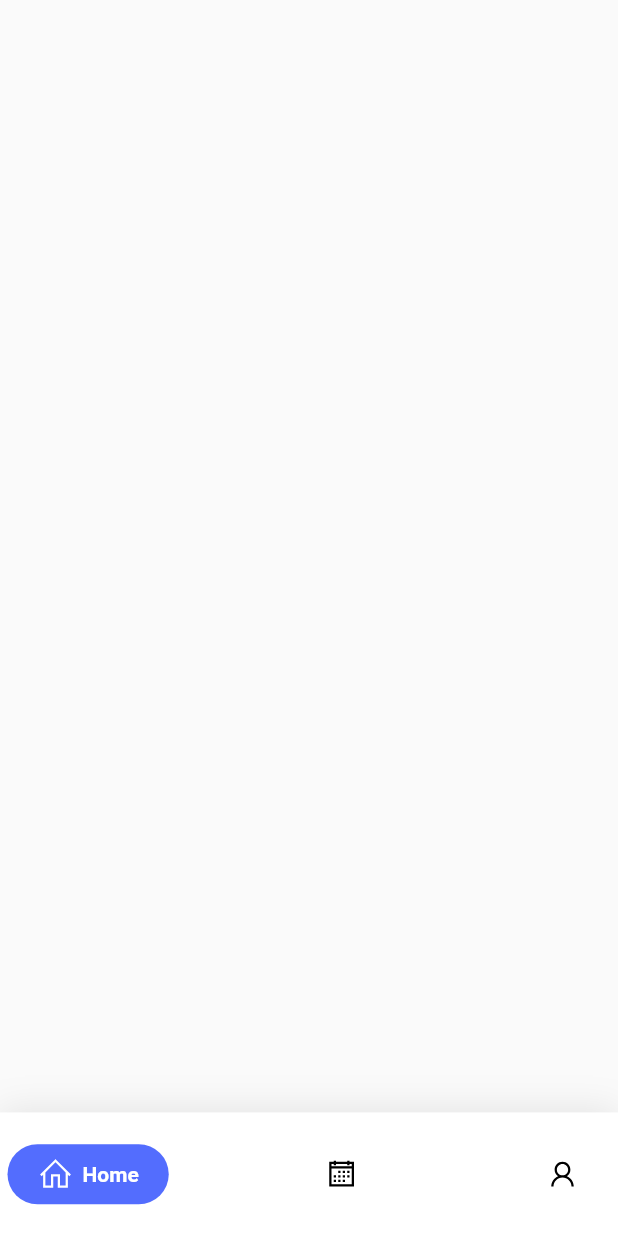
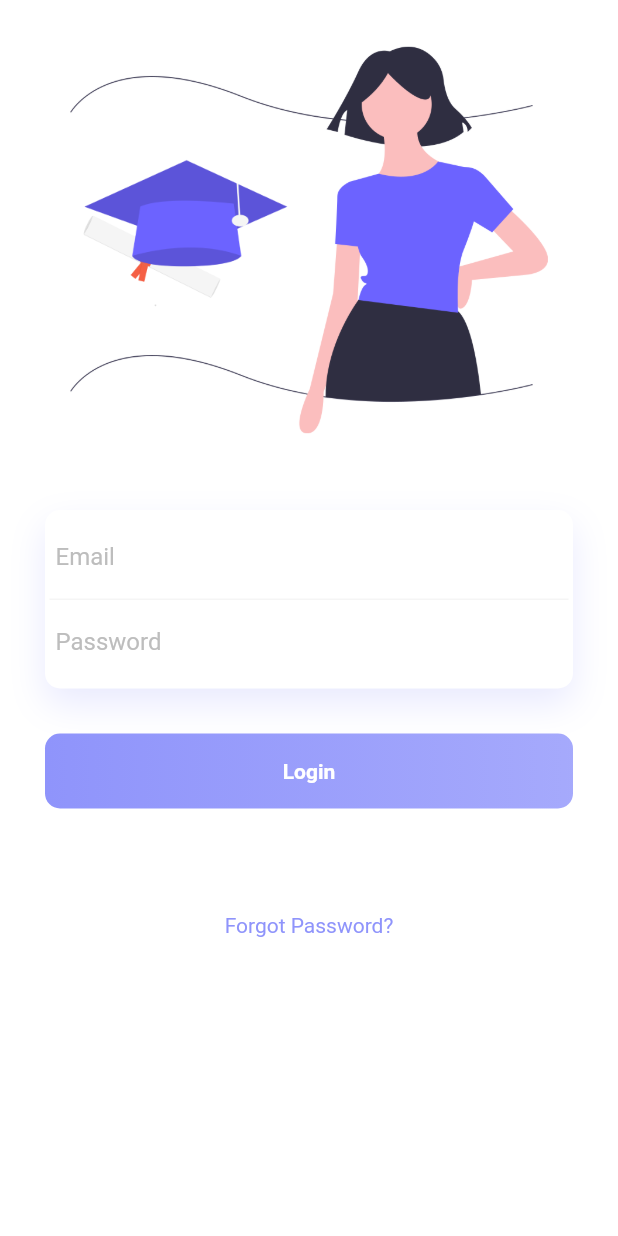
Before and after one commit to stonecoldanmol/COURSERx, a Flutter app: the screen it shows after launch, on a phone screen of 412 x 824 dp. Run offline on Flutter 3.47's test engine with Material 2 defaults, Android fonts, the light colour scheme and no system bars; drawn by our look-alikes of google_nav_bar; our stand-ins replace bloc, equatable, firebase_auth, flutter_bloc, google_sign_in, line_icons and 1 more; accounts and stored records are empty.

Commit message:
Blocs Created
Co-authored-by: Sahil <smart.is.sahil.kumar@gmail.com>

```diff
--- /dev/null
+++ b/lib/Animation/FadeAnimation.dart
@@ -0,0 +1,32 @@
+import 'package:flutter/material.dart';
+import 'package:simple_animations/simple_animations.dart';
+
+class FadeAnimation extends StatelessWidget {
+  final double delay;
+  final Widget child;
+
+  FadeAnimation(this.delay, this.child);
+
+  @override
+  Widget build(BuildContext context) {
+    final tween = MultiTrackTween([
+      Track("opacity")
+          .add(Duration(milliseconds: 500), Tween(begin: 0.0, end: 1.0)),
+      Track("translateY").add(
+          Duration(seconds: 1), Tween(begin: -40.0, end: 0.0),
+          curve: Curves.easeInOutExpo)
+    ]);
+
+    return ControlledAnimation(
+      delay: Duration(milliseconds: (500 * delay).round()),
+      duration: tween.duration,
+      tween: tween,
+      child: child,
+      builderWithChild: (context, child, animation) => Opacity(
+        opacity: animation["opacity"],
+        child: Transform.translate(
+            offset: Offset(0, animation["translateY"]), child: child),
+      ),
+    );
+  }
+}
--- /dev/null
+++ b/lib/Repositories/user_repository.dart
@@ -0,0 +1,51 @@
+import 'package:firebase_auth/firebase_auth.dart';
+import 'package:flutter/cupertino.dart';
+import 'package:google_sign_in/google_sign_in.dart';
+import 'dart:async';
+
+class UserRepository {
+  final FirebaseAuth _firebaseAuth;
+  final GoogleSignIn _googleSignIn;
+
+  UserRepository({FirebaseAuth firebaseAuth, GoogleSignIn googleSignIn})
+      : _firebaseAuth = firebaseAuth ?? FirebaseAuth.instance,
+        _googleSignIn = googleSignIn ?? GoogleSignIn();
+
+  //Sign in with google
+  Future<FirebaseUser> signInWithGoogle() async {
+    final GoogleSignInAccount googleUer = await _googleSignIn.signIn();
+    final GoogleSignInAuthentication googleAuth =
+        await googleUer.authentication;
+    final AuthCredential credential = GoogleAuthProvider.getCredential(
+        idToken: googleAuth.idToken, accessToken: googleAuth.accessToken);
+
+    await _firebaseAuth.signInWithCredential(credential);
+    return _firebaseAuth.currentUser();
+  }
+
+  //Sign in with credentials
+  Future<void> signInWithCredentials(
+      {@required String email, @required String password}) {
+    return _firebaseAuth.signInWithEmailAndPassword(
+        email: email, password: password);
+  }
+
+  Future<void> signUp(
+      {@required String email, @required String password}) async {
+    return await _firebaseAuth.createUserWithEmailAndPassword(
+        email: email, password: password);
+  }
+
+  Future<void> signOut() async {
+    return Future.wait([_firebaseAuth.signOut(), _googleSignIn.signOut()]);
+  }
+
+  Future<bool> isSignedIn() async {
+    final currentUser = await _firebaseAuth.currentUser();
+    return currentUser != null;
+  }
+
+  Future<String> getUser() async {
+    return (await _firebaseAuth.currentUser()).email;
+  }
+}
--- a/lib/main.dart
+++ b/lib/main.dart
@@ -1,25 +1,19 @@
+import 'package:coursesapp/Repositories/user_repository.dart';
+import 'package:coursesapp/screens/loginscreen/login_screen.dart';
 import 'package:coursesapp/navbar/ProfileHome.dart';
 import 'package:coursesapp/navbar/SizeConfig.dart';
+import 'package:coursesapp/screens/loginscreen/bloc/login_bloc_bloc.dart';
 import 'package:flutter/material.dart';
-void main() => runApp(MyApp());
+import 'package:flutter_bloc/flutter_bloc.dart';
 
-class MyApp extends StatelessWidget {
-  // This widget is the root of your application.
-  @override
-  Widget build(BuildContext context) {
-    return LayoutBuilder(
-      builder: (context, constraints) {
-        return OrientationBuilder(
-          builder: (context, orientation) {
-            SizeConfig().init(constraints, orientation);
-            return MaterialApp(
-              debugShowCheckedModeBanner: false,
-              title: 'HomeScreen App',
-              home: ProfileHome(),
-            );
-          },
-        );
-      },
-    );
-  }
+void main() {
+  WidgetsFlutterBinding.ensureInitialized();
+  final UserRepository userRepository = UserRepository();
+  runApp(BlocProvider<LoginBlocBloc>(
+    create: (context) =>
+        LoginBlocBloc(userRepository: userRepository)..add(LoginStarted()),
+    child: LoginScreen(
+      userRepository: userRepository,
+    ),
+  ));
 }
--- /dev/null
+++ b/lib/screens/loginscreen/bloc/login_bloc_bloc.dart
@@ -0,0 +1,52 @@
+import 'dart:async';
+
+import 'package:bloc/bloc.dart';
+import 'package:coursesapp/Repositories/user_repository.dart';
+import 'package:equatable/equatable.dart';
+import 'package:flutter/cupertino.dart';
+import 'package:flutter/rendering.dart';
+
+part 'login_bloc_event.dart';
+part 'login_bloc_state.dart';
+
+class LoginBlocBloc extends Bloc<LoginBlocEvent, LoginBlocState> {
+  final UserRepository _userRepository;
+
+  LoginBlocBloc({@required UserRepository userRepository})
+      : assert(userRepository != null),
+        _userRepository = userRepository,
+        super(LoginBlocInitial());
+
+  @override
+  Stream<LoginBlocState> mapEventToState(
+    LoginBlocEvent event,
+  ) async* {
+    // TODO: implement mapEventToState
+    if (event is LoginStarted) {
+      yield* _mapLoginStartedToState();
+    } else if (event is LoggedIn) {
+      yield* _mapLoggedInToState();
+    } else if (event is LoggedOut) {
+      yield* _mapLoggedOutToState();
+    }
+  }
+
+  Stream<LoginBlocState> _mapLoginStartedToState() async* {
+    final isSignedIn = await _userRepository.isSignedIn();
+    if (isSignedIn) {
+      final name = await _userRepository.getUser();
+      yield LoginSuccess(displayName: name);
+    } else {
+      yield LoginFailure();
+    }
+  }
+
+  Stream<LoginBlocState> _mapLoggedInToState() async* {
+    yield LoginSuccess(displayName: await _userRepository.getUser());
+  }
+
+  Stream<LoginBlocState> _mapLoggedOutToState() async* {
+    yield LoginFailure();
+    _userRepository.signOut();
+  }
+}
--- /dev/null
+++ b/lib/screens/loginscreen/bloc/login_bloc_event.dart
@@ -0,0 +1,14 @@
+part of 'login_bloc_bloc.dart';
+
+abstract class LoginBlocEvent extends Equatable {
+  const LoginBlocEvent();
+
+  @override
+  List<Object> get props => [];
+}
+
+class LoginStarted extends LoginBlocEvent {}
+
+class LoggedIn extends LoginBlocEvent {}
+
+class LoggedOut extends LoginBlocEvent {}
--- /dev/null
+++ b/lib/screens/loginscreen/bloc/login_bloc_state.dart
@@ -0,0 +1,29 @@
+part of 'login_bloc_bloc.dart';
+
+abstract class LoginBlocState extends Equatable {
+  const LoginBlocState();
+
+  @override
+  List<Object> get props => [];
+}
+
+class LoginBlocInitial extends LoginBlocState {
+  @override
+  List<Object> get props => [];
+}
+
+class LoginSuccess extends LoginBlocState {
+  final String displayName;
+
+  const LoginSuccess({this.displayName});
+
+  @override
+  List<Object> get props => [displayName];
+
+  @override
+  String toString() {
+    return 'AuthenticationSuccess { displayName: $displayName}';
+  }
+}
+
+class LoginFailure extends LoginBlocState {}
--- /dev/null
+++ b/lib/screens/loginscreen/login_screen.dart
@@ -0,0 +1,159 @@
+import 'package:coursesapp/Repositories/user_repository.dart';
+import 'package:coursesapp/screens/loginscreen/bloc/login_bloc_bloc.dart';
+import 'package:flutter_bloc/flutter_bloc.dart';
+
+import '../../Animation/FadeAnimation.dart';
+import 'package:flutter/material.dart';
+
+class LoginScreen extends StatelessWidget {
+  final UserRepository _userRepository;
+
+  LoginScreen({Key key, @required UserRepository userRepository})
+      : assert(userRepository != null),
+        _userRepository = userRepository,
+        super(key: key);
+
+  @override
+  Widget build(BuildContext context) {
+    return MaterialApp(
+      home: BlocBuilder<LoginBlocBloc, LoginBlocState>(
+        builder: (context, state) => SafeArea(
+          child: Scaffold(
+              backgroundColor: Colors.white,
+              body: SingleChildScrollView(
+                child: Container(
+                  child: Column(
+                    children: <Widget>[
+                      Container(
+                        height: 320,
+                        decoration: BoxDecoration(
+                            image: DecorationImage(
+                                image: AssetImage(
+                                    'assets/images/edu_background_2.png'),
+                                fit: BoxFit.fill)),
+                        child: Stack(
+                          children: <Widget>[
+                            Positioned(
+                              left: 30,
+                              width: 200,
+                              height: 300,
+                              child: FadeAnimation(
+                                  1.6,
+                                  Container(
+                                    decoration: BoxDecoration(
+                                        image: DecorationImage(
+                                            image: AssetImage(
+                                                'assets/images/degree.png'))),
+                                  )),
+                            ),
+                            // Positioned(
+                            //   child: FadeAnimation(
+                            //       1.6,
+                            //       Container(
+                            //         margin: EdgeInsets.only(top:310),
+                            //         child: Center(
+                            //           child: Text(
+                            //             "LOGIN",
+                            //             style: TextStyle(
+                            //                 color: Colors.purple[900],
+                            //                 fontSize: 35,
+                            //                 fontWeight: FontWeight.bold),
+                            //           ),
+                            //         ),
+                            //       )),
+                            // )
+                          ],
+                        ),
+                      ),
+                      Padding(
+                        padding:
+                            EdgeInsets.symmetric(vertical: 20, horizontal: 30),
+                        child: Column(
+                          children: <Widget>[
+                            FadeAnimation(
+                                1.8,
+                                Container(
+                                  padding: EdgeInsets.all(3),
+                                  decoration: BoxDecoration(
+                                      color: Colors.white,
+                                      borderRadius: BorderRadius.circular(10),
+                                      boxShadow: [
+                                        BoxShadow(
+                                            color: Color.fromRGBO(
+                                                143, 148, 251, .2),
+                                            blurRadius: 20.0,
+                                            offset: Offset(0, 10))
+                                      ]),
+                                  child: Column(
+                                    children: <Widget>[
+                                      Container(
+                                        padding: EdgeInsets.all(4.0),
+                                        decoration: BoxDecoration(
+                                            border: Border(
+                                                bottom: BorderSide(
+                                                    color: Colors.grey[100]))),
+                                        child: TextField(
+                                          decoration: InputDecoration(
+                                              border: InputBorder.none,
+                                              hintText: "Email",
+                                              hintStyle: TextStyle(
+                                                  color: Colors.grey[400])),
+                                        ),
+                                      ),
+                                      Container(
+                                        padding: EdgeInsets.all(4.0),
+                                        child: TextField(
+                                          decoration: InputDecoration(
+                                              border: InputBorder.none,
+                                              hintText: "Password",
+                                              hintStyle: TextStyle(
+                                                  color: Colors.grey[400])),
+                                        ),
+                                      )
+                                    ],
+                                  ),
+                                )),
+                            SizedBox(
+                              height: 30,
+                            ),
+                            FadeAnimation(
+                                2,
+                                Container(
+                                  height: 50,
+                                  decoration: BoxDecoration(
+                                      borderRadius: BorderRadius.circular(10),
+                                      gradient: LinearGradient(colors: [
+                                        Color.fromRGBO(143, 148, 251, 1),
+                                        Color.fromRGBO(143, 148, 251, .8),
+                                      ])),
+                                  child: Center(
+                                    child: Text(
+                                      "Login",
+                                      style: TextStyle(
+                                          color: Colors.white,
+                                          fontWeight: FontWeight.bold),
+                                    ),
+                                  ),
+                                )),
+                            SizedBox(
+                              height: 70,
+                            ),
+                            FadeAnimation(
+                                1.5,
+                                Text(
+                                  "Forgot Password?",
+                                  style: TextStyle(
+                                      color: Color.fromRGBO(143, 148, 251, 1)),
+                                )),
+                          ],
+                        ),
+                      )
+                    ],
+                  ),
+                ),
+              )),
+        ),
+      ),
+    );
+  }
+}
```
Also changed, not shown: pubspec.yaml (+11 -0 lines), assets/images/degree.png (added), assets/images/edu_background.png (added), assets/images/edu_background_2.png (added), pubspec.lock.
